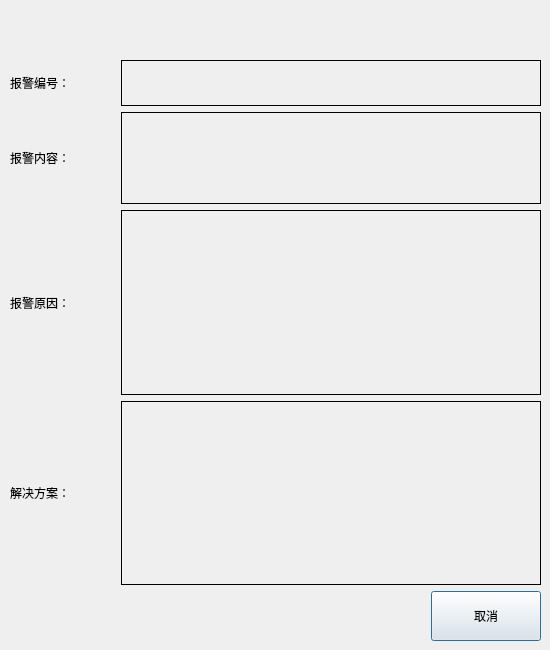
Qt form dialogs/alarminfodialog.ui (Jade-yun/MachineTool) before a commit.
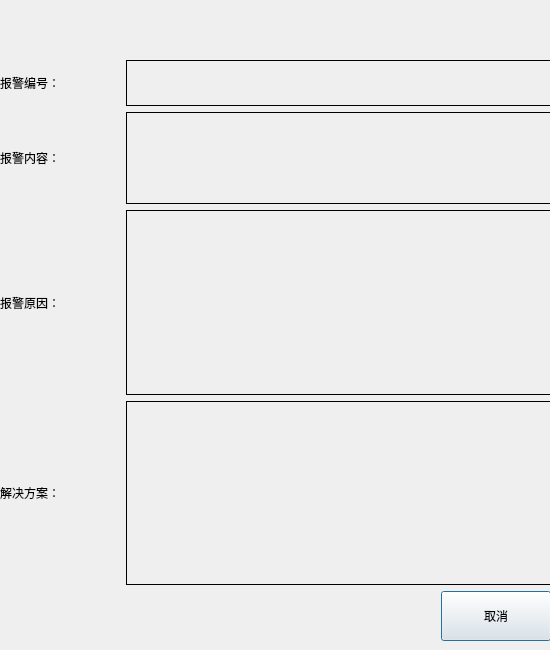
The same form after that commit.

Patch:
```diff
--- a/dialogs/alarminfodialog.ui
+++ b/dialogs/alarminfodialog.ui
@@ -28,9 +28,9 @@
   <widget class="QWidget" name="widget" native="true">
    <property name="geometry">
     <rect>
-     <x>9</x>
+     <x>0</x>
      <y>9</y>
-     <width>532</width>
+     <width>551</width>
      <height>50</height>
     </rect>
    </property>
@@ -50,9 +50,9 @@
   <widget class="QWidget" name="widget_2" native="true">
    <property name="geometry">
     <rect>
-     <x>10</x>
+     <x>0</x>
      <y>60</y>
-     <width>531</width>
+     <width>551</width>
      <height>581</height>
     </rect>
    </property>
@@ -65,10 +65,16 @@
          <widget class="QLabel" name="label">
           <property name="minimumSize">
            <size>
-            <width>0</width>
+            <width>120</width>
             <height>40</height>
            </size>
           </property>
+          <property name="maximumSize">
+           <size>
+            <width>150</width>
+            <height>16777215</height>
+           </size>
+          </property>
           <property name="text">
            <string>报警编号：</string>
           </property>
@@ -100,10 +106,16 @@
          <widget class="QLabel" name="label_2">
           <property name="minimumSize">
            <size>
-            <width>0</width>
+            <width>120</width>
             <height>40</height>
            </size>
           </property>
+          <property name="maximumSize">
+           <size>
+            <width>150</width>
+            <height>16777215</height>
+           </size>
+          </property>
           <property name="text">
            <string>报警内容：</string>
           </property>
@@ -138,10 +150,16 @@
          <widget class="QLabel" name="label_7">
           <property name="minimumSize">
            <size>
-            <width>0</width>
+            <width>120</width>
             <height>40</height>
            </size>
           </property>
+          <property name="maximumSize">
+           <size>
+            <width>150</width>
+            <height>16777215</height>
+           </size>
+          </property>
           <property name="text">
            <string>报警原因：</string>
           </property>
@@ -176,10 +194,16 @@
          <widget class="QLabel" name="label_9">
           <property name="minimumSize">
            <size>
-            <width>0</width>
+            <width>120</width>
             <height>40</height>
            </size>
           </property>
+          <property name="maximumSize">
+           <size>
+            <width>150</width>
+            <height>16777215</height>
+           </size>
+          </property>
           <property name="text">
            <string>解决方案：</string>
           </property>
```
